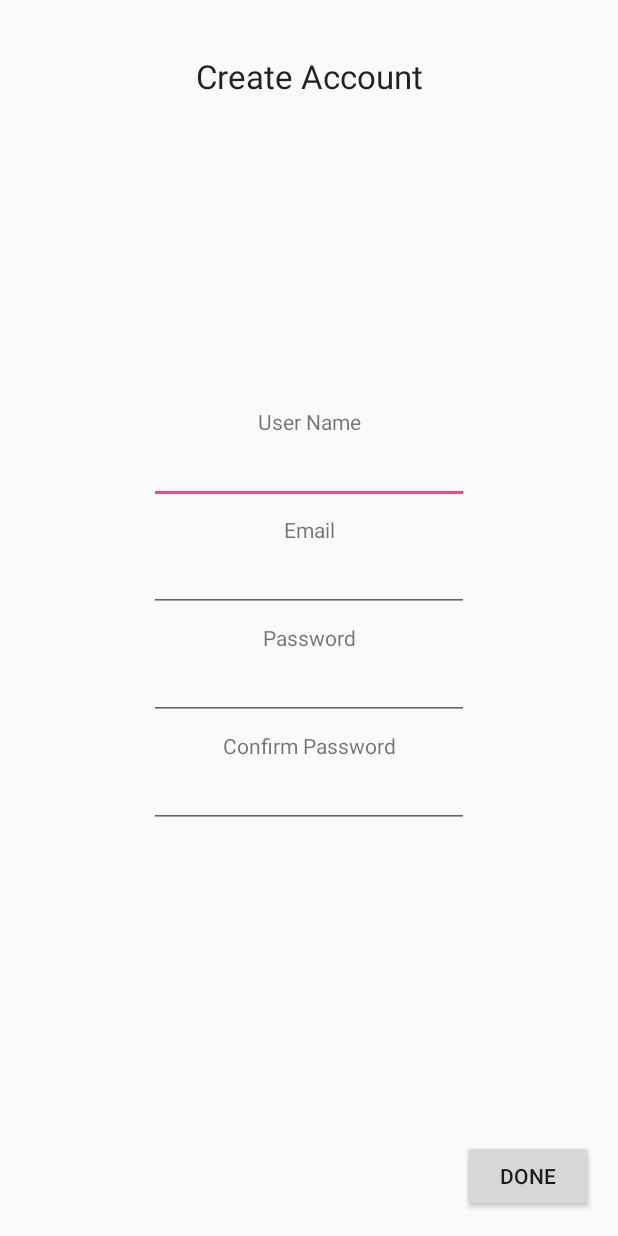
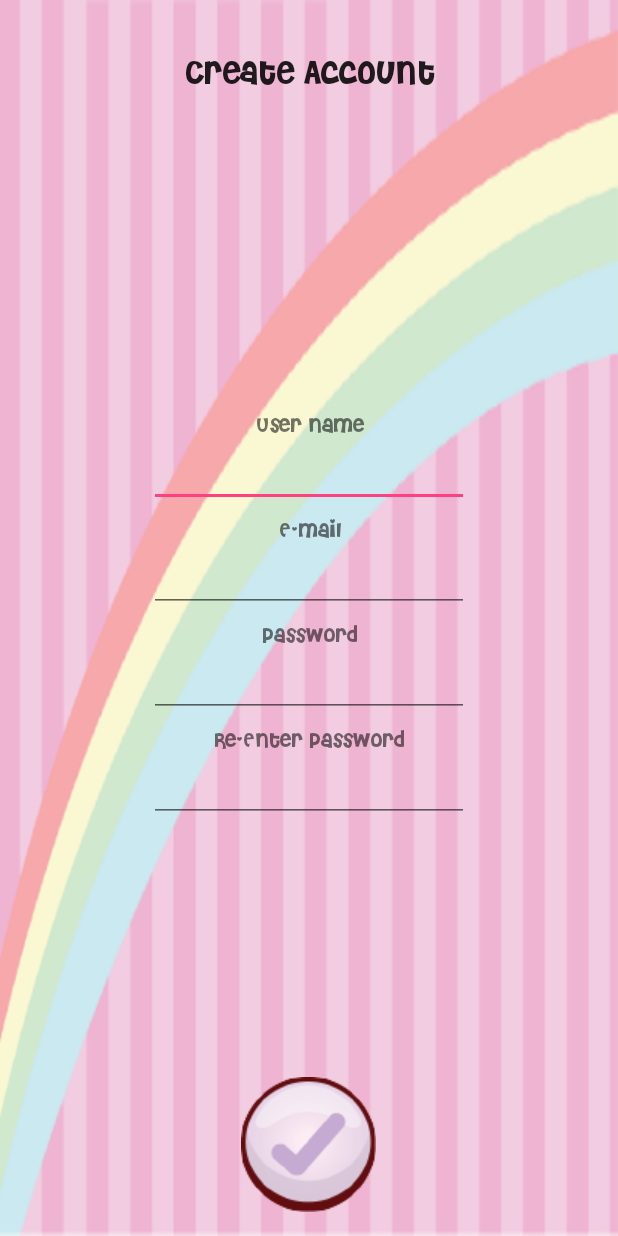
Before and after one commit to drtracy1/SER402, an Android app: the CreateAccActivity screen opened directly, with no data from a screen before it, on a phone screen of 412 x 824 dp. Run offline under Robolectric (Android 15) with nearby library versions, the light colour scheme and no system bars; libraries missing offline, so code that uses them is left out: com.firebase.client; 2 statements that could not run were skipped.

Commit message:
Create account UI completed

```diff
--- a/WeAllCode/app/src/main/java/ser402team/weallcode/CreateAccActivity.java
+++ b/WeAllCode/app/src/main/java/ser402team/weallcode/CreateAccActivity.java
@@ -2,11 +2,14 @@ package ser402team.weallcode;
 
 import android.content.Context;
 import android.content.Intent;
+import android.graphics.Typeface;
 import android.support.v7.app.AppCompatActivity;
 import android.os.Bundle;
 import android.view.View;
 import android.widget.Button;
 import android.widget.EditText;
+import android.widget.ImageView;
+import android.widget.TextView;
 import android.widget.Toast;
 
 import android.util.Patterns;
@@ -36,11 +39,32 @@ public class CreateAccActivity extends AppCompatActivity {
         super.onCreate(savedInstanceState);
         setContentView(R.layout.activity_create_acc);
 
+        TextView topText = (TextView) findViewById(R.id.textView2);
+        Typeface custom_font = Typeface.createFromAsset(getAssets(), "fonts/CHERI___.TTF");
+        topText.setTypeface(custom_font);
+        topText.setText("Create Account");
+
+        TextView userText = (TextView) findViewById(R.id.editNameLabel);
+        userText.setTypeface(custom_font);
+        userText.setText("User Name");
+
+        TextView emailText = (TextView) findViewById(R.id.editEmailLabel);
+        emailText.setTypeface(custom_font);
+        emailText.setText("E-Mail");
+
+        TextView passText = (TextView) findViewById(R.id.editPasswordLabel1);
+        passText.setTypeface(custom_font);
+        passText.setText("Password");
+
+        TextView passText2 = (TextView) findViewById(R.id.editPasswordLabel2);
+        passText2.setTypeface(custom_font);
+        passText2.setText("Re-Enter Password");
+
         //connect to firebase
         Firebase.setAndroidContext(this);
         final Firebase REF = new Firebase(FIREBASE_URL);
 
-        Button createAccountButt = (Button) findViewById(R.id.buttonDone);
+        ImageView createAccountButt = (ImageView) findViewById(R.id.buttonDone);
         createAccountButt.setOnClickListener(new View.OnClickListener() {
             public void onClick(View view) {
                 //get username, password and email from user
--- a/WeAllCode/app/src/main/res/layout/activity_create_acc.xml
+++ b/WeAllCode/app/src/main/res/layout/activity_create_acc.xml
@@ -7,14 +7,14 @@
     android:paddingLeft="@dimen/activity_horizontal_margin"
     android:paddingRight="@dimen/activity_horizontal_margin"
     android:paddingTop="@dimen/activity_vertical_margin"
-    tools:context="ser402team.weallcode.CreateAccActivity">
+    tools:context="ser402team.weallcode.CreateAccActivity"
+    android:background="@drawable/bgrainbow_edit">
 
     <!-- Title -->
     <TextView
         android:layout_width="match_parent"
         android:layout_height="wrap_content"
         android:textAppearance="?android:attr/textAppearanceLarge"
-        android:text="Create Account"
         android:id="@+id/textView2"
         android:gravity="center"
         android:layout_marginTop="20dp"/>
@@ -105,13 +105,13 @@
     </RelativeLayout>
 
     <!-- done checks user credentials -->
-    <Button
+    <ImageView
         android:layout_width="wrap_content"
         android:layout_height="wrap_content"
         android:text="Done"
         android:id="@+id/buttonDone"
+        android:src="@drawable/accept"
         android:layout_alignParentBottom="true"
-        android:layout_alignParentRight="true"
-        android:layout_alignParentEnd="true" />
+        android:layout_centerHorizontal="true" />
 
 </RelativeLayout>
--- a/WeAllCode/app/src/main/res/layout/activity_main_page.xml
+++ b/WeAllCode/app/src/main/res/layout/activity_main_page.xml
@@ -16,11 +16,11 @@
         android:padding="10dp"
         android:id="@+id/relativeLayout"
         android:layout_gravity="center_horizontal"
-        android:layout_marginRight="223dp"
-        android:layout_marginEnd="223dp"
+        android:layout_marginRight="43dp"
+        android:layout_marginEnd="43dp"
         android:layout_alignParentTop="true"
-        android:layout_alignParentRight="true"
-        android:layout_alignParentEnd="true">
+        android:layout_toLeftOf="@+id/avatarImageView"
+        android:layout_toStartOf="@+id/avatarImageView">
 
         <ImageView
             android:layout_width="wrap_content"
```
